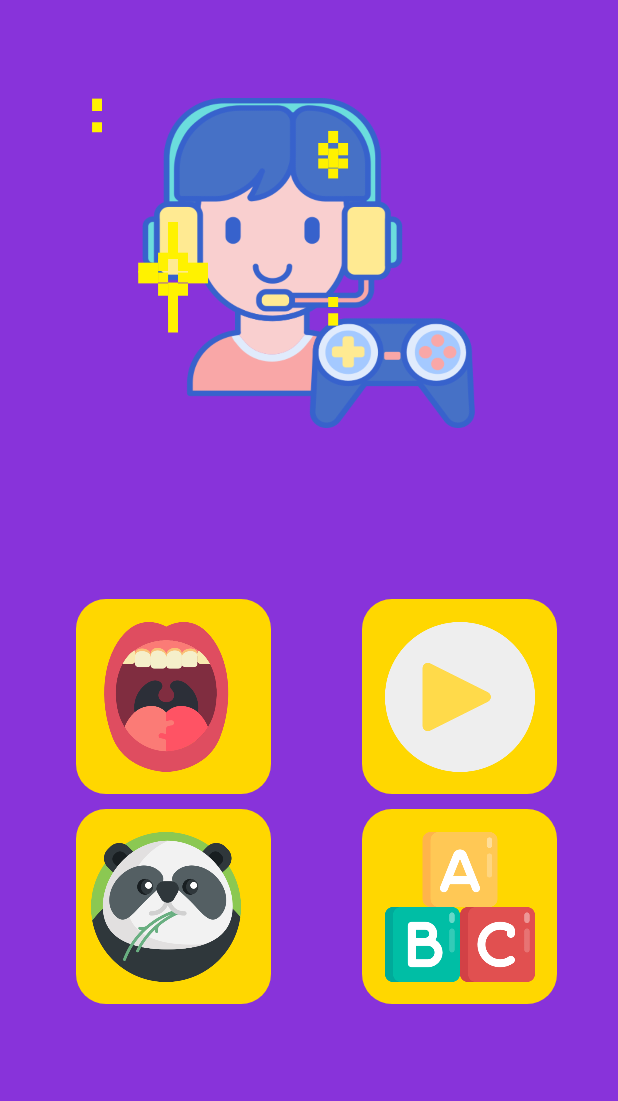
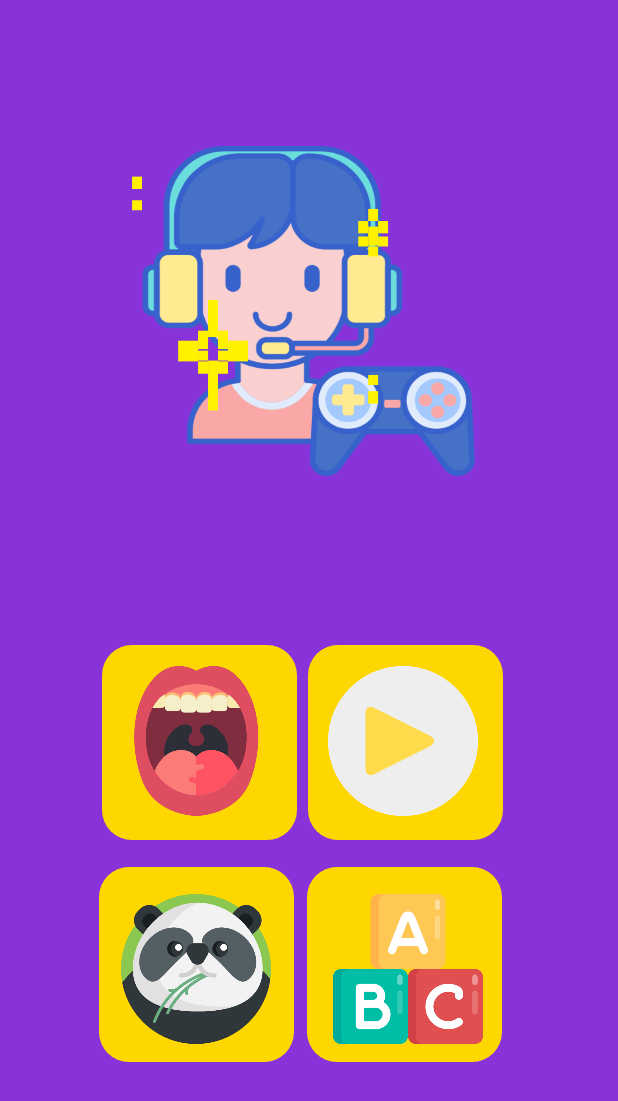
Before and after one commit to Diegovsk/TCC_TDAH, an Android app: the screen it shows after launch (MenuActivity), after a tap on "JOGAR", on a phone screen of 412 x 824 dp. Shown: the top 1101 px of the screen. Run offline under Robolectric (Android 15) with nearby library versions, the phone set to English and light mode, and no system bars.

Commit message:
mudanças no main e menu, retirei a música tbm

```diff
--- a/app/src/main/java/br/com/alexandre/tdah/MainActivity.java
+++ b/app/src/main/java/br/com/alexandre/tdah/MainActivity.java
@@ -3,24 +3,16 @@ package br.com.alexandre.tdah;
 import androidx.appcompat.app.AppCompatActivity;
 
 import android.content.Intent;
-import android.media.MediaPlayer;
 import android.os.Bundle;
 import android.view.View;
-import android.widget.Button;
 
 public class MainActivity extends AppCompatActivity {
-
-    MediaPlayer mp = new MediaPlayer();
 
     @Override
     protected void onCreate(Bundle savedInstanceState) {
         super.onCreate(savedInstanceState);
         setContentView(R.layout.activity_main);
 
-        mp = MediaPlayer.create(this, R.raw.amigoestouaqui);
-        mp.start();
-        mp.setLooping(true);
-        mp.setVolume(14,14);
         }
 
     public void proximaTela(View view){
--- a/app/src/main/res/layout/activity_main.xml
+++ b/app/src/main/res/layout/activity_main.xml
@@ -9,11 +9,12 @@
 
     <View
         android:id="@+id/view"
-        android:layout_width="wrap_content"
-        android:layout_height="wrap_content"
+        android:layout_width="478dp"
+        android:layout_height="643dp"
         android:background="@color/colorPrimaryDark"
         app:layout_constraintBottom_toTopOf="@+id/imageView"
         app:layout_constraintEnd_toEndOf="parent"
+        app:layout_constraintHorizontal_bias="0.373"
         app:layout_constraintStart_toStartOf="parent" />
 
     <ImageView
@@ -28,9 +29,9 @@
 
     <ImageView
         android:id="@+id/imageView2"
-        android:layout_width="245dp"
-        android:layout_height="353dp"
-        android:layout_marginTop="64dp"
+        android:layout_width="258dp"
+        android:layout_height="340dp"
+        android:layout_marginTop="4dp"
         android:paddingTop="45dp"
         android:src="@drawable/boca"
         app:layout_constraintEnd_toEndOf="parent"
--- a/app/src/main/res/layout/activity_menu.xml
+++ b/app/src/main/res/layout/activity_menu.xml
@@ -1,20 +1,14 @@
 <?xml version="1.0" encoding="utf-8"?>
-<FrameLayout xmlns:android="http://schemas.android.com/apk/res/android"
+<androidx.constraintlayout.widget.ConstraintLayout xmlns:android="http://schemas.android.com/apk/res/android"
+    xmlns:app="http://schemas.android.com/apk/res-auto"
+    xmlns:tools="http://schemas.android.com/tools"
     android:layout_width="match_parent"
     android:layout_height="match_parent"
+    android:background="@color/roxo"
     android:orientation="horizontal"
-    android:background="@color/roxo"
     android:paddingLeft="25dp"
-    android:paddingRight="25dp"
-    android:paddingTop="25dp">
-
-    <View
-        android:layout_width="130dp"
-        android:layout_height="130dp"
-        android:layout_marginTop="40dp"
-        android:layout_marginLeft="25dp"
-        android:layout_gravity="left|center_horizontal|center"
-        android:background="@drawable/fundomenu"/>
+    android:paddingTop="25dp"
+    android:paddingRight="25dp">
 
     //teste
 
@@ -22,81 +16,115 @@
         android:id="@+id/gameboca"
         android:layout_width="100dp"
         android:layout_height="100dp"
-        android:layout_marginTop="40dp"
-        android:layout_marginLeft="35dp"
-        android:layout_gravity="left|center_horizontal|center"
+
+        android:layout_marginBottom="280dp"
         android:background="@drawable/boca"
-
-        android:onClick="jogarboca"/>
-
-    <View
-        android:layout_width="130dp"
-        android:layout_height="130dp"
-        android:layout_marginTop="40dp"
-        android:layout_marginRight="15dp"
-        android:layout_gravity="right|center"
-        android:background="@drawable/fundomenu"/>
+        android:onClick="jogarboca"
+        app:layout_constraintBottom_toBottomOf="parent"
+        app:layout_constraintEnd_toEndOf="parent"
+        app:layout_constraintHorizontal_bias="0.212"
+        app:layout_constraintStart_toStartOf="parent" />
 
     <Button
         android:id="@+id/gamevideo"
         android:layout_width="100dp"
         android:layout_height="100dp"
-        android:layout_marginTop="40dp"
-        android:layout_marginRight="30dp"
-        android:layout_gravity="right|center"
+        android:layout_marginBottom="280dp"
+
         android:background="@drawable/play"
-
-        android:onClick="gamevideo"/>
-
-    <View
-        android:layout_width="130dp"
-        android:layout_height="130dp"
-        android:layout_marginTop="180dp"
-        android:layout_marginLeft="25dp"
-        android:layout_gravity="start|center_vertical"
-        android:background="@drawable/fundomenu"/>
+        android:onClick="gamevideo"
+        app:layout_constraintBottom_toBottomOf="parent"
+        app:layout_constraintEnd_toEndOf="parent"
+        app:layout_constraintHorizontal_bias="0.739"
+        app:layout_constraintStart_toStartOf="parent" />
 
     <Button
         android:id="@+id/gameanimal"
         android:layout_width="100dp"
         android:layout_height="100dp"
-        android:layout_marginTop="180dp"
-        android:layout_marginLeft="35dp"
-        android:layout_gravity="start|center_vertical"
+        android:layout_marginBottom="128dp"
+
         android:background="@drawable/panda"
-
-        android:onClick="jogaranimal" />
-
-    <View
-        android:layout_width="130dp"
-        android:layout_height="130dp"
-        android:layout_marginTop="180dp"
-        android:layout_marginRight="15dp"
-        android:layout_gravity="right|center"
-        android:background="@drawable/fundomenu"/>
+        android:onClick="jogaranimal"
+        app:layout_constraintBottom_toBottomOf="parent"
+        app:layout_constraintEnd_toEndOf="parent"
+        app:layout_constraintHorizontal_bias="0.212"
+        app:layout_constraintStart_toStartOf="parent" />
 
     <Button
         android:id="@+id/gameEncVocal"
         android:layout_width="100dp"
         android:layout_height="100dp"
-        android:layout_marginTop="180dp"
-        android:layout_marginRight="30dp"
-        android:layout_gravity="right|center"
+        android:layout_marginBottom="128dp"
+
         android:background="@drawable/abcimg"
-
-        android:onClick="gameEncVocal"/>
+        android:onClick="gameEncVocal"
+        app:layout_constraintBottom_toBottomOf="parent"
+        app:layout_constraintEnd_toEndOf="parent"
+        app:layout_constraintHorizontal_bias="0.752"
+        app:layout_constraintStart_toStartOf="parent" />
 
     <ImageView
         android:layout_width="230dp"
         android:layout_height="220dp"
-        android:layout_marginTop="40dp"
-        android:layout_gravity="center_horizontal|top"
-        android:background="@drawable/gamer"/>
+        android:layout_marginTop="72dp"
+        android:background="@drawable/gamer"
+        app:layout_constraintEnd_toEndOf="parent"
+        app:layout_constraintHorizontal_bias="0.497"
+        app:layout_constraintStart_toStartOf="parent"
+        app:layout_constraintTop_toTopOf="parent" />
+
+    <View
+        android:id="@+id/view2"
+        android:layout_width="130dp"
+        android:layout_height="130dp"
+        android:layout_marginBottom="116dp"
+        android:background="@drawable/fundomenu"
+        app:layout_constraintBottom_toBottomOf="parent"
+        app:layout_constraintEnd_toEndOf="parent"
+        app:layout_constraintHorizontal_bias="0.177"
+        app:layout_constraintStart_toStartOf="parent" />
+
+    <View
+        android:id="@+id/view3"
+        android:layout_width="130dp"
+        android:layout_height="130dp"
+        android:layout_marginBottom="264dp"
+        android:background="@drawable/fundomenu"
+        app:layout_constraintBottom_toBottomOf="parent"
+        app:layout_constraintEnd_toEndOf="parent"
+        app:layout_constraintHorizontal_bias="0.185"
+        app:layout_constraintStart_toStartOf="parent" />
+
+    <View
+        android:layout_width="130dp"
+        android:layout_height="130dp"
+        android:layout_marginBottom="116dp"
+        android:background="@drawable/fundomenu"
+        app:layout_constraintBottom_toBottomOf="parent"
+        app:layout_constraintEnd_toEndOf="parent"
+        app:layout_constraintHorizontal_bias="0.775"
+        app:layout_constraintStart_toStartOf="parent" />
+
+    <View
+        android:layout_width="130dp"
+        android:layout_height="130dp"
+        android:layout_marginBottom="264dp"
+        android:background="@drawable/fundomenu"
+        app:layout_constraintBottom_toBottomOf="parent"
+        app:layout_constraintEnd_toEndOf="parent"
+        app:layout_constraintHorizontal_bias="0.779"
+        app:layout_constraintStart_toStartOf="parent" />
 
     <pl.droidsonroids.gif.GifImageView
+        android:id="@+id/gifImageView"
         android:layout_width="250dp"
         android:layout_height="250dp"
+        android:layout_marginTop="52dp"
+        android:background="@drawable/brilho"
         android:src="@drawable/brilho"
-        android:background="@drawable/brilho"
-        />
-</FrameLayout>
+        app:layout_constraintEnd_toEndOf="parent"
+        app:layout_constraintHorizontal_bias="0.242"
+        app:layout_constraintStart_toStartOf="parent"
+        app:layout_constraintTop_toTopOf="parent" />
+</androidx.constraintlayout.widget.ConstraintLayout>
```
